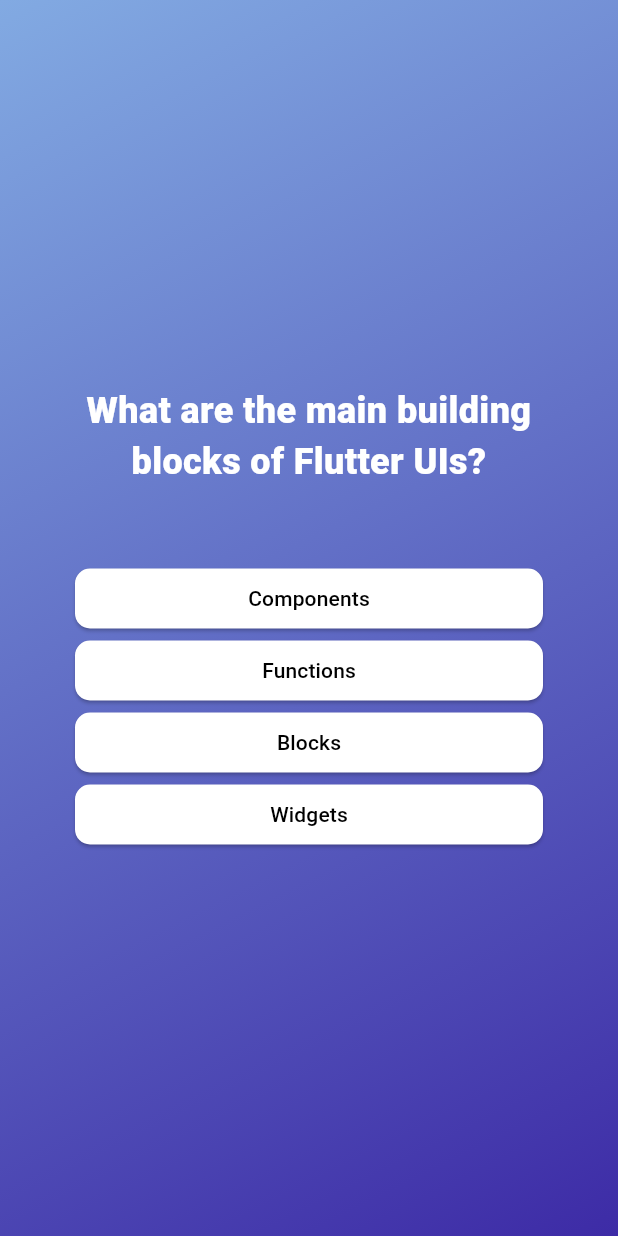
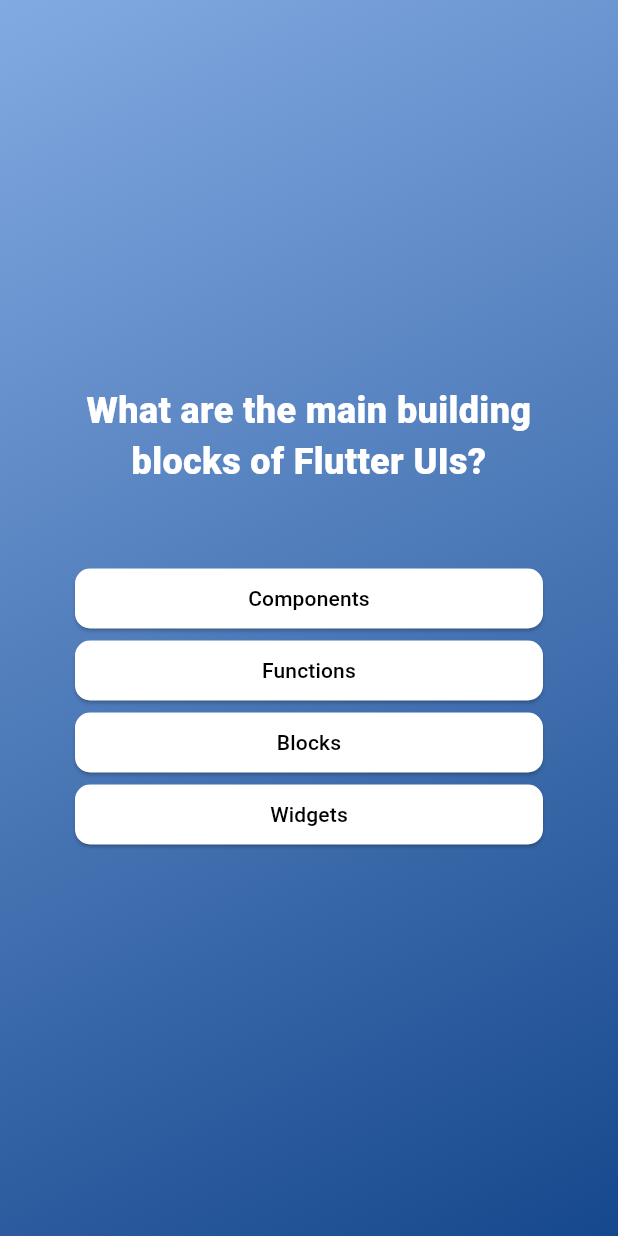
Before and after one commit to ravraw/flutter_quiz_app, a Flutter app: the screen it shows after launch, after a tap on "Start Quiz", on a phone screen of 412 x 824 dp. Run offline on Flutter 3.47's test engine with Material 3 defaults, Android fonts, the phone set to English and light mode, and no system bars.

```diff
--- a/lib/quiz.dart
+++ b/lib/quiz.dart
@@ -4,7 +4,7 @@ import 'package:flutter_quiz_app/questions_screen.dart';
 import 'package:flutter_quiz_app/start_screen.dart';
 
 const color1 = Color.fromARGB(255, 130, 170, 226);
-const color2 = Color.fromARGB(255, 61, 43, 166);
+const color2 = Color.fromARGB(255, 22, 72, 141);
 
 class Quiz extends StatefulWidget {
   const Quiz({super.key});
@@ -29,11 +29,19 @@ class _QuizState extends State<Quiz> {
     setState(() {
       currentQuestion++;
     });
+    if (currentQuestion < questions.length) {
+      switchScreen();
+    } else {
+      setState(() {
+        activeScreen = StartScreen(switchScreen);
+        currentQuestion = 0;
+      });
+    }
   }
 
   void switchScreen() {
     setState(() {
-      activeScreen = QuestionsScreen(questions[0], select);
+      activeScreen = QuestionsScreen(questions[currentQuestion], select);
     });
   }
 
--- a/lib/quiz_answer.dart
+++ b/lib/quiz_answer.dart
@@ -10,13 +10,17 @@ class QuizAnswer extends StatelessWidget {
     return ElevatedButton(
       onPressed: select,
       style: ElevatedButton.styleFrom(
+        padding: const EdgeInsets.all(10),
         backgroundColor: Colors.white,
         foregroundColor: Colors.black,
         shape: RoundedRectangleBorder(
           borderRadius: BorderRadius.circular(10),
         ),
       ),
-      child: Text(answer),
+      child: Text(
+        answer,
+        textAlign: TextAlign.center,
+      ),
     );
   }
 }
--- a/pubspec.yaml
+++ b/pubspec.yaml
@@ -34,6 +34,7 @@ dependencies:
   # The following adds the Cupertino Icons font to your application.
   # Use with the CupertinoIcons class for iOS style icons.
   cupertino_icons: ^1.0.2
+  google_fonts: ^6.1.0
 
 dev_dependencies:
   flutter_test:
```
Also changed, not shown: pubspec.lock, 1 other file.
